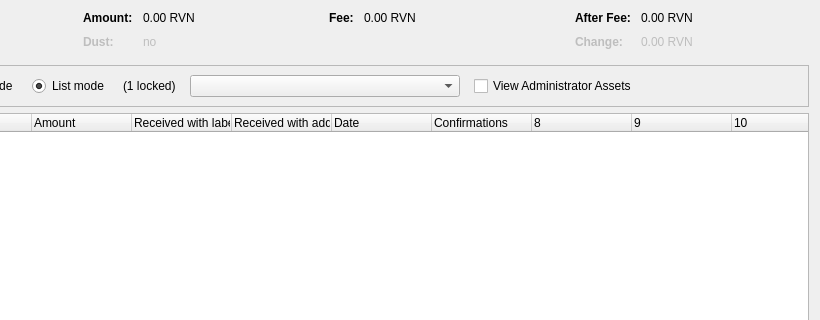
Before: the Qt Designer form src/qt/forms/assetcontroldialog.ui in BartManX/mynta-core, drawn with Qt 5; both pictures show x 180 to 1000 and y 0 to 320 of the 1000 by 500 pixel window.
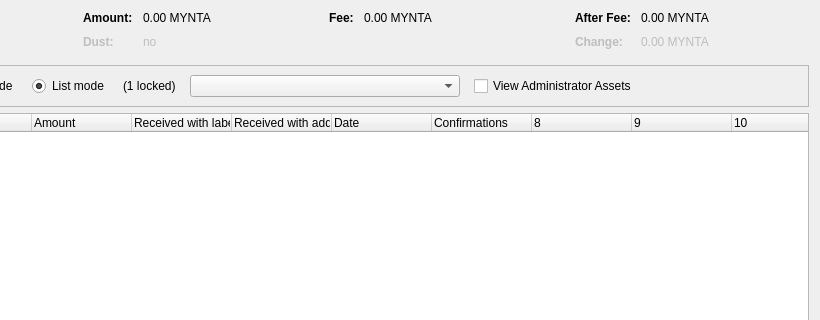
After: the same form once the commit is applied. Custom widgets are drawn as their Qt base class.

What changed in the file:
```diff
--- a/src/qt/forms/assetcontroldialog.ui
+++ b/src/qt/forms/assetcontroldialog.ui
@@ -132,7 +132,7 @@
           <enum>Qt::ActionsContextMenu</enum>
          </property>
          <property name="text">
-          <string notr="true">0.00 RVN</string>
+          <string notr="true">0.00 MYNTA</string>
          </property>
          <property name="textInteractionFlags">
           <set>Qt::LinksAccessibleByMouse|Qt::TextSelectableByKeyboard|Qt::TextSelectableByMouse</set>
@@ -212,7 +212,7 @@
           <enum>Qt::ActionsContextMenu</enum>
          </property>
          <property name="text">
-          <string notr="true">0.00 RVN</string>
+          <string notr="true">0.00 MYNTA</string>
          </property>
          <property name="textInteractionFlags">
           <set>Qt::LinksAccessibleByMouse|Qt::TextSelectableByKeyboard|Qt::TextSelectableByMouse</set>
@@ -257,7 +257,7 @@
           <enum>Qt::ActionsContextMenu</enum>
          </property>
          <property name="text">
-          <string notr="true">0.00 RVN</string>
+          <string notr="true">0.00 MYNTA</string>
          </property>
          <property name="textInteractionFlags">
           <set>Qt::LinksAccessibleByMouse|Qt::TextSelectableByKeyboard|Qt::TextSelectableByMouse</set>
@@ -292,7 +292,7 @@
           <enum>Qt::ActionsContextMenu</enum>
          </property>
          <property name="text">
-          <string notr="true">0.00 RVN</string>
+          <string notr="true">0.00 MYNTA</string>
          </property>
          <property name="textInteractionFlags">
           <set>Qt::LinksAccessibleByMouse|Qt::TextSelectableByKeyboard|Qt::TextSelectableByMouse</set>
```
